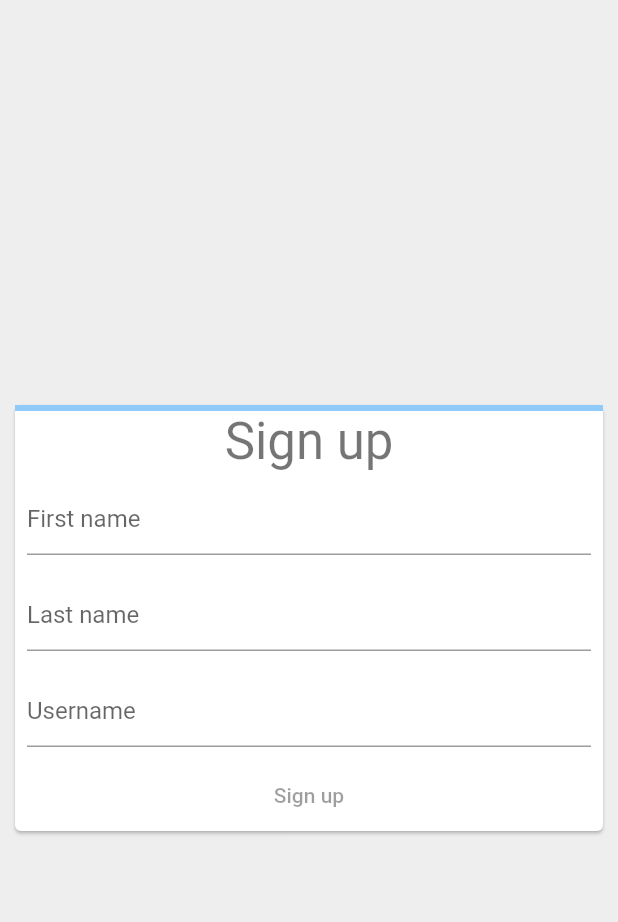
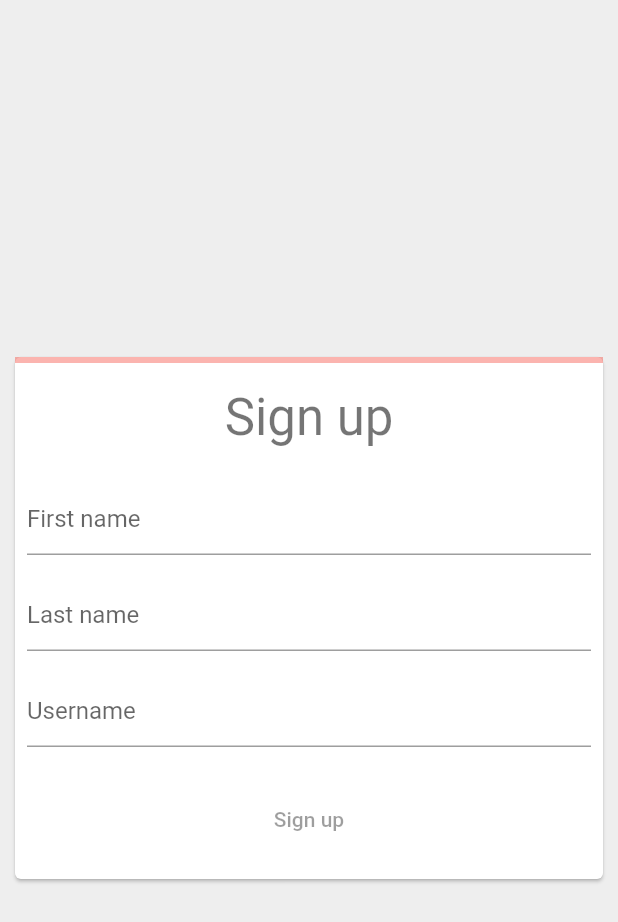
Before and after one commit to andrericardoweb/signin_example_flutter_colab, a Flutter app: the screen it shows after launch, on a phone screen of 412 x 824 dp. Shown: the top 922 px of the screen. Run offline on Flutter 3.47's test engine with Material 2 defaults, Android fonts, the phone set to English and light mode, and no system bars.

Commit message:
Add animation for sign in progress

```diff
--- a/lib/main.dart
+++ b/lib/main.dart
@@ -91,8 +91,11 @@ class _SignUpFormState extends State<SignUpForm> {
       child: Column(
         mainAxisSize: MainAxisSize.min,
         children: [
-          LinearProgressIndicator(value: _formProgress),
-          Text('Sign up', style: Theme.of(context).textTheme.headline4),
+          AnimatedProgressIndicator(value: _formProgress),
+          Padding(
+            padding: const EdgeInsets.all(16),
+            child: Text('Sign up', style: Theme.of(context).textTheme.headline4),
+          ),
           Padding(
             padding: const EdgeInsets.all(8.0),
             child: TextFormField(
@@ -114,7 +117,9 @@ class _SignUpFormState extends State<SignUpForm> {
               decoration: const InputDecoration(hintText: 'Username'),
             ),
           ),
-          TextButton(
+          Padding(
+            padding: const EdgeInsets.all(16),
+            child: TextButton(
               style: ButtonStyle(
                 foregroundColor: MaterialStateProperty.resolveWith(
                     (Set<MaterialState> states) {
@@ -132,6 +137,7 @@ class _SignUpFormState extends State<SignUpForm> {
               onPressed: _formProgress == 1 ? _showWelcomeScreen : null,
               child: const Text('Sign up'),
             ),
+          ),
         ],
       ),
     );
@@ -141,3 +147,63 @@ class _SignUpFormState extends State<SignUpForm> {
     Navigator.of(context).pushNamed('/welcome');
   }
 }
+
+class AnimatedProgressIndicator extends StatefulWidget {
+  final double value;
+
+  const AnimatedProgressIndicator({Key? key, required this.value})
+      : super(key: key);
+
+  @override
+  State<AnimatedProgressIndicator> createState() =>
+      _AnimatedProgressIndicatorState();
+}
+
+class _AnimatedProgressIndicatorState extends State<AnimatedProgressIndicator>
+    with SingleTickerProviderStateMixin {
+  late AnimationController _controller;
+  late Animation<Color?> _colorAnimation;
+  late Animation<double> _curveAnimation;
+
+  @override
+  void initState() {
+    super.initState();
+    _controller = AnimationController(
+        duration: const Duration(milliseconds: 1200), vsync: this);
+
+    final colorTween = TweenSequence([
+      TweenSequenceItem(
+        tween: ColorTween(begin: Colors.red, end: Colors.orange),
+        weight: 1,
+      ),
+      TweenSequenceItem(
+        tween: ColorTween(begin: Colors.orange, end: Colors.yellow),
+        weight: 1,
+      ),
+      TweenSequenceItem(
+        tween: ColorTween(begin: Colors.yellow, end: Colors.green),
+        weight: 1,
+      ),
+    ]);
+
+    _colorAnimation = _controller.drive(colorTween);
+    _curveAnimation = _controller.drive(CurveTween(curve: Curves.easeIn));
+  }
+
+  @override
+  void didUpdateWidget(covariant AnimatedProgressIndicator oldWidget) {
+    super.didUpdateWidget(oldWidget);
+    _controller.animateTo(widget.value);
+  }
+
+  @override
+  Widget build(BuildContext context) {
+    return AnimatedBuilder(
+        animation: _controller,
+        builder: (context, child) => LinearProgressIndicator(
+          value: _curveAnimation.value,
+          valueColor: _colorAnimation,
+          backgroundColor: _colorAnimation.value?.withOpacity(0.4),
+        ));
+  }
+}
```
Lines whose indentation alone changed are shown as unchanged.
